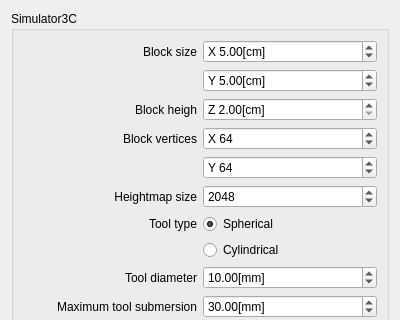
The window that Controls/simulator3ccontrol.ui (smogork/SmoCAD) describes before a commit, drawn with Qt 5; both pictures show x 0 to 400 and y 0 to 320 of the 400 by 482 pixel window.
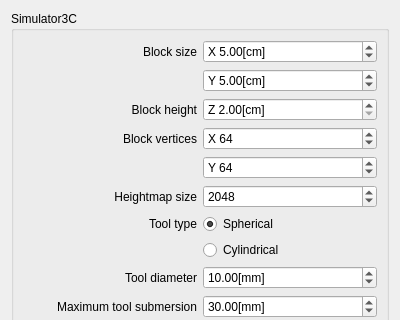
The same window after the commit.

Commit message: po oddaniu

What changed in the file:
```diff
--- a/Controls/simulator3ccontrol.ui
+++ b/Controls/simulator3ccontrol.ui
@@ -23,7 +23,7 @@
       <item row="3" column="0">
        <widget class="QLabel" name="label_2">
         <property name="text">
-         <string>Block heigh</string>
+         <string>Block height</string>
         </property>
         <property name="alignment">
          <set>Qt::AlignRight|Qt::AlignTrailing|Qt::AlignVCenter</set>
```
Left out of the diff: 5 changed lines with no effect on the pictures. The commit also changes 2 other files.
